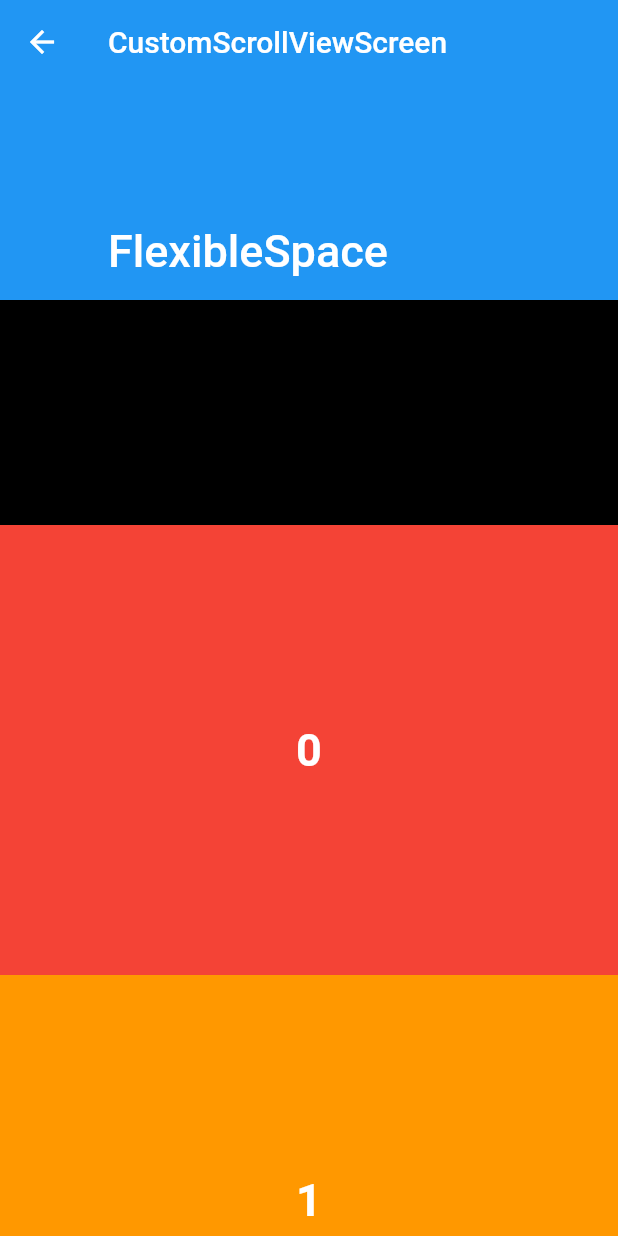
After one commit to komh0086/Flutter_Practice, a Flutter app: the screen it shows after launch, after a tap on "CustomScrollView", on a phone screen of 412 x 824 dp. The commit adds this screen. Run offline on Flutter 3.47's test engine with Material 2 defaults, Android fonts, the light colour scheme and no system bars; missing offline and left inert: dart:js_util; generated files the repository leaves out were written again.

Commit message:
edit CustomScrollView

```diff
--- /dev/null
+++ b/practice/Scrollable_Widget/scrollable_widget/lib/Screen/custom_scroll_view_screen.dart
@@ -0,0 +1,146 @@
+import 'package:flutter/material.dart';
+import 'package:scrollable_widget/const/colors.dart';
+
+class _SliverFixedHeaderDelegate extends SliverPersistentHeaderDelegate {
+  final Widget child;
+  final double maxHeight;
+  final double minHeight;
+
+  _SliverFixedHeaderDelegate({
+    required this.child,
+    required this.maxHeight,
+    required this.minHeight,
+  });
+
+  @override
+  Widget build(
+      BuildContext context, double shrinkOffset, bool overlapsContent) {
+    return SizedBox.expand(
+      child: child,
+    );
+  }
+
+  @override
+  // 최대높이
+  double get maxExtent => maxHeight;
+
+  @override
+  // 최소높이
+  double get minExtent => minHeight;
+
+  @override
+  //covariant - oldDelegate가 SliverPersistentHeaderDelegate클래스를 상속받은 클래스로 들어와도 된다는 것을 의미
+  //oldDelegate - setState와 같은 함수가 실행되어 rebuild될때의 기존의 delegate
+  //this - 새로운 Delegate
+  //souldRebuild - 새로 build를 할지말지 결정
+  bool shouldRebuild(_SliverFixedHeaderDelegate oldDelegate) {
+    return oldDelegate.minExtent != minHeight ||
+        oldDelegate.maxExtent != maxHeight ||
+        oldDelegate.child != child;
+  }
+}
+
+class CustomScrollViewScreen extends StatelessWidget {
+  final List<int> numbers = List.generate(100, (index) => index);
+  @override
+  Widget build(BuildContext context) {
+    return Scaffold(
+      body: CustomScrollView(
+        slivers: [
+          renderSliverAppbar(),
+          renderSliverPersistentHeader(),
+          renderChildSliverListBuilder(),
+          renderChildSliverGrid(),
+          renderChildSliverList(),
+        ],
+      ),
+    );
+  }
+
+  SliverPersistentHeader renderSliverPersistentHeader() {
+    return SliverPersistentHeader(
+      delegate: _SliverFixedHeaderDelegate(
+        child: Container(
+          color: Colors.black,
+        ),
+        maxHeight: 150,
+        minHeight: 75,
+      ),
+    );
+  }
+
+  SliverAppBar renderSliverAppbar() {
+    return const SliverAppBar(
+      floating: true, //스크롤을 중간에서 조금만 올려도 앱바가 보임
+      pinned: true, //true로 하면 무조건 상단에 고정
+      snap: true, //스크롤을 조금만할때 자석효과 floating이 true일때만 사용가능
+      stretch: true, //스크롤을 한계 이상으로 올리려고 하면 AppBar가 늘어남
+      expandedHeight: 200, //늘어나는 길이 지정
+      collapsedHeight: 100, //AppBar의 title이 위로 올라가는 길이 지정
+      flexibleSpace: FlexibleSpaceBar(
+        background: null, //늘어난 앱바의 배경을 지정할 수 있음
+        title: Text('FlexibleSpace'), //늘어난 앱바 부분
+      ),
+      title: Text('CustomScrollViewScreen'),
+    );
+  }
+
+  SliverGrid renderChildSliverGrid() {
+    return SliverGrid(
+        delegate: SliverChildListDelegate(
+          numbers
+              .map((e) => renderContainer(
+                  color: rainbowColors[e % rainbowColors.length], index: e))
+              .toList(),
+        ),
+        gridDelegate: SliverGridDelegateWithFixedCrossAxisCount(
+          //가로 위젯 갯수 제한, SliverGridDelegateWithMaxCrossAxisExtent - 위젯들의 최대 가로길이 제한
+          crossAxisCount: 2,
+        ));
+  }
+
+  SliverList renderChildSliverListBuilder() {
+    return SliverList(
+      //SliverChildBuilderDelegate - 화면에 보이는 위젯들만 생성하고 안보이는 것들은 지움
+      delegate: SliverChildBuilderDelegate(
+        (context, index) {
+          return renderContainer(
+              color: rainbowColors[index % rainbowColors.length], index: index);
+        },
+        childCount: 100, //생성할 아이템의 개수 지정가능
+      ),
+    );
+  }
+
+  SliverList renderChildSliverList() {
+    return SliverList(
+        //SliverChildListDelegate - 모든 위젯을 생성하는 방식 리소스 낭비가 생길 수 있음
+        delegate: SliverChildListDelegate(numbers
+            .map((e) => renderContainer(
+                color: rainbowColors[e % rainbowColors.length], index: e))
+            .toList()) //어떤형태로 SliverList를 구성할지
+        );
+  }
+
+  Widget renderContainer({
+    required Color color,
+    required int index,
+    double? height,
+  }) {
+    return Container(
+      key: Key(index.toString()), //각각의 컨테이너가 다드게 인식할수 있도록
+      height: height ?? 300,
+      color: color ?? Colors.black,
+      child: Center(
+        child: Text(
+          index.toString(),
+          style: TextStyle(
+            fontWeight: FontWeight.w600,
+            color: Colors.white,
+            fontSize: 30,
+          ),
+        ),
+      ),
+    );
+  }
+}
```
Also changed, not shown: practice/Scrollable_Widget/scrollable_widget/lib/Screen/home_screen.dart (+19 -12 lines), practice/Scrollable_Widget/scrollable_widget/lib/Screen/refresh_indicator.dart (added, +48 -0 lines), practice/Scrollable_Widget/scrollable_widget/lib/Screen/reorderable_list_view.dart (added, +89 -0 lines), practice/Scrollable_Widget/scrollable_widget/lib/Screen/scroll_bar_screen.dart (added, +46 -0 lines).
